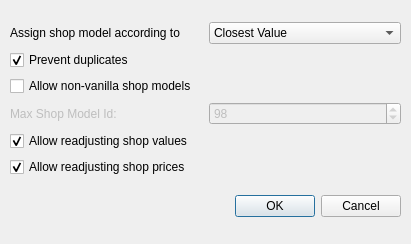
Old version of the form autoassignshopmodelsdialog.ui in the repository FortuneStreetModding/fortune-avenue-qt.
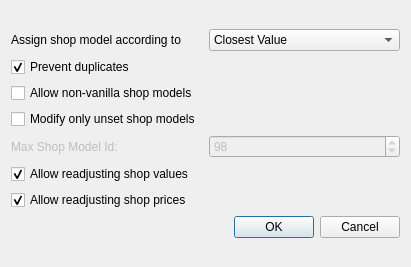
New version of the form.

Commit message: Add option for modifying only unset shop models

The edit to the form file:
```diff
--- a/autoassignshopmodelsdialog.ui
+++ b/autoassignshopmodelsdialog.ui
@@ -7,21 +7,14 @@
     <x>0</x>
     <y>0</y>
     <width>411</width>
-    <height>244</height>
+    <height>267</height>
    </rect>
   </property>
   <property name="windowTitle">
    <string>Dialog</string>
   </property>
-  <widget class="QWidget" name="verticalLayoutWidget">
-   <property name="geometry">
-    <rect>
-     <x>10</x>
-     <y>10</y>
-     <width>391</width>
-     <height>219</height>
-    </rect>
-   </property>
+  <layout class="QGridLayout" name="gridLayout_2">
+   <item row="0" column="0">
    <layout class="QVBoxLayout" name="verticalLayout">
     <property name="spacing">
      <number>6</number>
@@ -31,7 +24,7 @@
     </property>
     <item>
      <layout class="QGridLayout" name="gridLayout">
-      <item row="6" column="0">
+       <item row="8" column="0">
        <layout class="QHBoxLayout" name="horizontalLayout_5">
         <item>
          <widget class="QCheckBox" name="allowReadjustingShopValues">
@@ -45,18 +38,31 @@
         </item>
        </layout>
       </item>
-      <item row="3" column="0">
-       <layout class="QHBoxLayout" name="horizontalLayout_2">
+       <item row="7" column="0">
+        <layout class="QHBoxLayout" name="horizontalLayout_4">
         <item>
-         <widget class="QCheckBox" name="preventDuplicates">
+          <widget class="QLabel" name="maxShopModelLabel">
           <property name="enabled">
-           <bool>true</bool>
+            <bool>false</bool>
           </property>
           <property name="text">
-           <string>Prevent duplicates</string>
-          </property>
-          <property name="checked">
-           <bool>true</bool>
+            <string>Max Shop Model Id:</string>
+           </property>
+           <property name="alignment">
+            <set>Qt::AlignLeading|Qt::AlignLeft|Qt::AlignVCenter</set>
+           </property>
+          </widget>
+         </item>
+         <item>
+          <widget class="QSpinBox" name="maxShopModelSpinBox">
+           <property name="enabled">
+            <bool>false</bool>
+           </property>
+           <property name="maximum">
+            <number>255</number>
+           </property>
+           <property name="value">
+            <number>98</number>
           </property>
          </widget>
         </item>
@@ -87,7 +93,7 @@
         </item>
        </layout>
       </item>
-      <item row="8" column="0">
+       <item row="10" column="0">
        <layout class="QHBoxLayout" name="horizontalLayout_6">
         <item>
          <widget class="QCheckBox" name="allowReadjustingShopPrices">
@@ -101,7 +107,24 @@
         </item>
        </layout>
       </item>
-      <item row="4" column="0">
+       <item row="3" column="0">
+        <layout class="QHBoxLayout" name="horizontalLayout_2">
+         <item>
+          <widget class="QCheckBox" name="preventDuplicates">
+           <property name="enabled">
+            <bool>true</bool>
+           </property>
+           <property name="text">
+            <string>Prevent duplicates</string>
+           </property>
+           <property name="checked">
+            <bool>true</bool>
+           </property>
+          </widget>
+         </item>
+        </layout>
+       </item>
+       <item row="5" column="0">
        <layout class="QHBoxLayout" name="horizontalLayout_3">
         <item>
          <widget class="QCheckBox" name="allowNonVanilla">
@@ -121,31 +144,12 @@
         </item>
        </layout>
       </item>
-      <item row="5" column="0">
-       <layout class="QHBoxLayout" name="horizontalLayout_4">
+       <item row="6" column="0">
+        <layout class="QHBoxLayout" name="horizontalLayout_7">
         <item>
-         <widget class="QLabel" name="maxShopModelLabel">
-          <property name="enabled">
-           <bool>false</bool>
-          </property>
+          <widget class="QCheckBox" name="modifyOnlyNonSetShopModels">
           <property name="text">
-           <string>Max Shop Model Id:</string>
-          </property>
-          <property name="alignment">
-           <set>Qt::AlignLeading|Qt::AlignLeft|Qt::AlignVCenter</set>
-          </property>
-         </widget>
-        </item>
-        <item>
-         <widget class="QSpinBox" name="maxShopModelSpinBox">
-          <property name="enabled">
-           <bool>false</bool>
-          </property>
-          <property name="maximum">
-           <number>255</number>
-          </property>
-          <property name="value">
-           <number>98</number>
+            <string>Modify only unset shop models</string>
           </property>
          </widget>
         </item>
@@ -164,7 +168,8 @@
      </widget>
     </item>
    </layout>
-  </widget>
+   </item>
+  </layout>
  </widget>
  <resources/>
  <connections>
```
Lines whose indentation alone changed are shown as unchanged. The commit also changes 1 other file.
